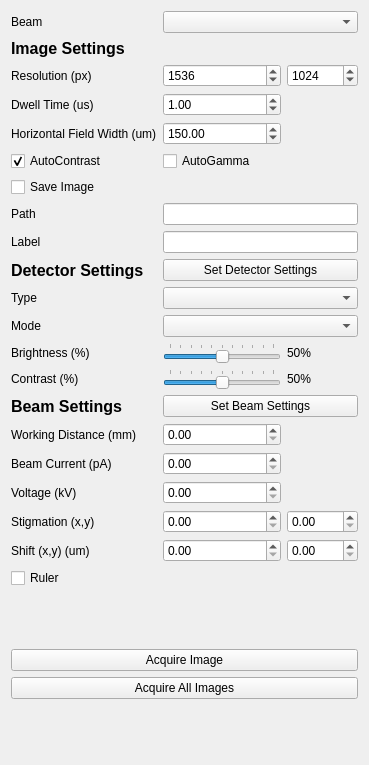
First picture: the form in fibsem/ui/qtdesigner_files/ImageSettingsWidget.ui, repository DeMarcoLab/fibsem, before the edit.
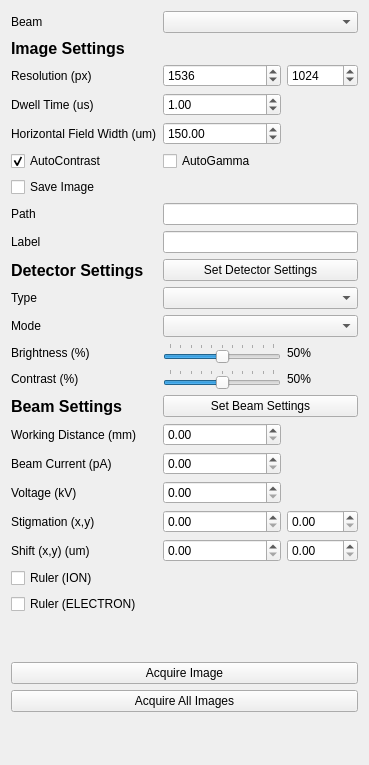
Second picture: the form after the edit.

Commit message: ruler cant go out of bounds

What changed in the file:
```diff
--- a/fibsem/ui/qtdesigner_files/ImageSettingsWidget.ui
+++ b/fibsem/ui/qtdesigner_files/ImageSettingsWidget.ui
@@ -27,6 +27,13 @@
      </property>
     </widget>
    </item>
+   <item row="22" column="0">
+    <widget class="QCheckBox" name="ion_ruler_checkBox">
+     <property name="text">
+      <string>Ruler (ION)</string>
+     </property>
+    </widget>
+   </item>
    <item row="15" column="1">
     <widget class="QSlider" name="detector_contrast_slider">
      <property name="maximum">
@@ -46,7 +53,7 @@
      </property>
     </widget>
    </item>
-   <item row="25" column="0" colspan="3">
+   <item row="26" column="0" colspan="3">
     <widget class="QPushButton" name="pushButton_take_all_images">
      <property name="text">
       <string>Acquire All Images</string>
@@ -84,7 +91,7 @@
      </property>
     </widget>
    </item>
-   <item row="23" column="0" colspan="3">
+   <item row="24" column="0" colspan="3">
     <spacer name="verticalSpacer_2">
      <property name="orientation">
       <enum>Qt::Vertical</enum>
@@ -107,7 +114,7 @@
    <item row="9" column="1" colspan="2">
     <widget class="QLineEdit" name="lineEdit_image_path"/>
    </item>
-   <item row="26" column="0" colspan="3">
+   <item row="27" column="0" colspan="3">
     <spacer name="verticalSpacer">
      <property name="orientation">
       <enum>Qt::Vertical</enum>
@@ -379,7 +386,7 @@
      </property>
     </widget>
    </item>
-   <item row="24" column="0" colspan="3">
+   <item row="25" column="0" colspan="3">
     <widget class="QPushButton" name="pushButton_take_image">
      <property name="text">
       <string>Acquire Image</string>
@@ -410,17 +417,17 @@
      </property>
     </widget>
    </item>
-   <item row="22" column="0">
-    <widget class="QCheckBox" name="ruler_checkBox">
+   <item row="23" column="1" colspan="2">
+    <widget class="QLabel" name="electron_ruler_label">
      <property name="text">
-      <string>Ruler</string>
+      <string/>
      </property>
     </widget>
    </item>
-   <item row="22" column="1">
-    <widget class="QLabel" name="ruler_label">
+   <item row="23" column="0">
+    <widget class="QCheckBox" name="ruler_electron_checkBox">
      <property name="text">
-      <string/>
+      <string>Ruler (ELECTRON)</string>
      </property>
     </widget>
    </item>
```
Left out of the diff: 21 changed lines with no effect on the pictures. The commit also changes 2 other files.
